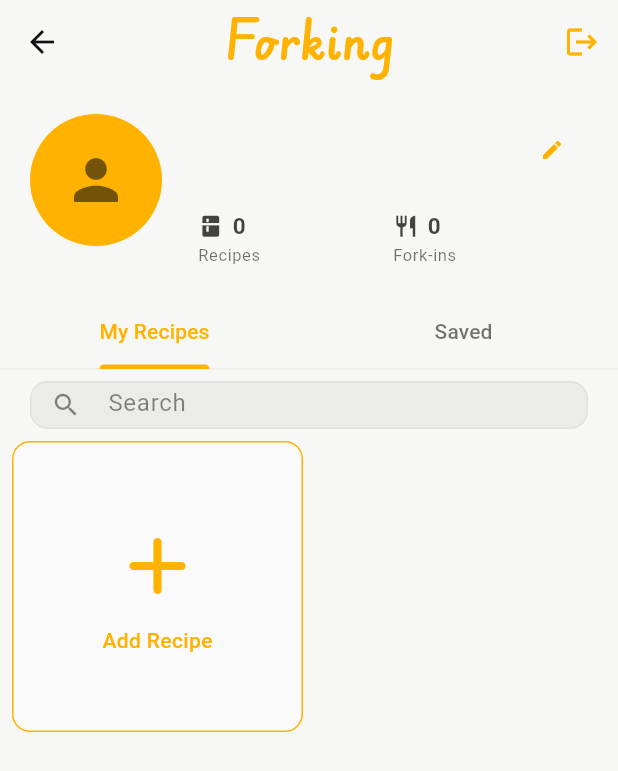
After one commit to badriannp/forking-food, a Flutter app: the ProfileScreen screen opened directly, on a phone screen of 412 x 824 dp. The commit adds this screen. Shown: the top 771 px of the screen. Run offline on Flutter 3.47's test engine with Material 3 defaults, Android fonts, the phone set to English and light mode, and no system bars; our stand-ins replace cached_network_image, cloud_firestore, firebase_auth, firebase_core, firebase_storage, flutter_card_swiper and 5 more; missing offline and left inert: flutter_facebook_auth; accounts and stored records are empty; project files that could hold a hidden picture were left out.

Commit message:
refactor: updates
Update image upload. Image load from database uses thumbs. Update file/widgets structure.

```diff
--- a/lib/screens/tabs/profile_screen.dart
+++ b/lib/screens/tabs/profile_screen.dart
@@ -10,6 +10,10 @@
 import 'package:forking/services/recipe_service.dart';
 import 'package:forking/screens/add_recipe_screen.dart';
 import 'package:forking/utils/haptic_feedback.dart';
+import 'package:forking/utils/image_utils.dart';
+import 'package:forking/widgets/profile_avatar.dart';
+import 'package:cached_network_image/cached_network_image.dart';
+import 'package:forking/widgets/recipes_tab.dart';
 
 class ProfileScreen extends StatefulWidget {
   const ProfileScreen({super.key});
@@ -203,7 +207,6 @@
     final picker = ImagePicker();
     final pickedFile = await picker.pickImage(
       source: ImageSource.gallery,
-      imageQuality: 100, // Keep original quality for cropping
     );
 
     if (pickedFile != null) {
@@ -547,32 +550,16 @@
             },
             body: TabBarView(
             controller: _tabController,
-              children: [
-              // Grid for "My Recipes" with pull-to-refresh
-              RefreshIndicator(
+            children: [
+              RecipeTabView(
                 onRefresh: _refreshRecipes,
-                child: Column(
-                  children: [
-                    // Search bar for My Recipes
-                    _buildSearchBar(),
-                    Expanded(
-                      child: _buildRecipesGrid(isSaved: false),
-                    ),
-                  ],
-                ),
+                searchBarBuilder: _buildSearchBar,
+                gridBuilder: () => _buildRecipesGrid(isSaved: false),
               ),
-              // Grid for "Saved" recipes with pull-to-refresh
-              RefreshIndicator(
+              RecipeTabView(
                 onRefresh: _refreshRecipes,
-                child: Column(
-                  children: [
-                    // Search bar for Saved Recipes
-                    _buildSearchBar(),
-                    Expanded(
-                      child: _buildRecipesGrid(isSaved: true),
-                    ),
-                  ],
-                ),
+                searchBarBuilder: _buildSearchBar,
+                gridBuilder: () => _buildRecipesGrid(isSaved: true),
               ),
             ],
           ),
@@ -597,19 +584,7 @@
               GestureDetector(
                 behavior: HitTestBehavior.translucent,
                 onTap: _showProfilePhotoOverlay,
-                child: CircleAvatar(
-                radius: 44,
-                backgroundImage: userPhotoURL != null
-                    ? NetworkImage(userPhotoURL)
-                    : null,
-                child: userPhotoURL == null
-                    ? Icon(
-                        Icons.person,
-                        size: 44,
-                          color: Theme.of(context).colorScheme.onSurface.withAlpha(150),
-                      )
-                    : null,
-              ),
+                child: ProfileAvatarImage(imageUrl: userPhotoURL, radius: 44),
               ),
               // Loading overlay
               if (_isUpdatingProfileImage)
@@ -882,9 +857,21 @@
             child: Stack(
               fit: StackFit.expand,
               children: [
-                Image.network(
-                  recipe.imageUrl,
+                CachedNetworkImage(
+                  fadeInDuration: Duration.zero,
+                  imageUrl: getResizedImageUrl(originalUrl: recipe.imageUrl, size: 600),
                   fit: BoxFit.cover,
+                  errorWidget: (context, url, error) {
+                    return CachedNetworkImage(
+                      fadeInDuration: Duration.zero,
+                      imageUrl: recipe.imageUrl,
+                      fit: BoxFit.cover,
+                      errorWidget: (context, url, error) => Container(
+                        color: Colors.grey.shade200,
+                        child: const Icon(Icons.image_not_supported),
+                      ),
+                    );
+                  },
                 ),
                 // Gradient peste imagine pentru text
                 Container(
@@ -930,7 +917,7 @@
                     ),
                   ),
                 ),
-                // Timp în dreapta sus
+                // Time in top right
                 Positioned(
                   top: 8,
                   right: 8,
--- a/lib/services/auth_service.dart
+++ b/lib/services/auth_service.dart
@@ -7,6 +7,7 @@
 import 'package:image/image.dart' as img;
 import '../models/user_data.dart';
 import 'user_service.dart';
+import 'package:path/path.dart' as path;
 
 class AuthService {
   final FirebaseAuth _auth = FirebaseAuth.instance;
@@ -235,7 +236,8 @@
 
       final storageRef = _storage.ref().child('profile_images/$userId.jpg');
 
-      final uploadTask = storageRef.putData(compressedImageData);
+      final metadata = SettableMetadata(contentType: _userService.getContentTypeFromPath(imageFile.path));
+      final uploadTask = storageRef.putData(compressedImageData, metadata);
       final snapshot = await uploadTask;
 
       final downloadURL = await snapshot.ref.getDownloadURL();
--- /dev/null
+++ b/lib/utils/image_utils.dart
@@ -0,0 +1,18 @@
+String getResizedImageUrl({
+  required String originalUrl,
+  required int size, // 100, 300, or 600
+  String? format = 'webp',
+}) {
+  final uri = Uri.parse(originalUrl);
+
+  final fileName = uri.pathSegments.last; // ex: main.jpg
+  final resizedName = fileName.replaceAllMapped(
+    RegExp(r'(.+)(\.\w+)$'),
+    (match) => '${match.group(1)}_${size}x$size.$format',
+  );
+
+  final newPathSegments = [...uri.pathSegments]..removeLast();
+  newPathSegments.add(resizedName);
+
+  return uri.replace(pathSegments: newPathSegments).toString();
+}
--- /dev/null
+++ b/lib/widgets/profile_avatar.dart
@@ -0,0 +1,74 @@
+import 'package:flutter/material.dart';
+import 'package:forking/utils/image_utils.dart';
+
+class ProfileAvatarImage extends StatefulWidget {
+  final String? imageUrl;
+  final double radius;
+
+  const ProfileAvatarImage({
+    super.key,
+    required this.imageUrl,
+    this.radius = 44,
+  });
+
+  @override
+  State<ProfileAvatarImage> createState() => _ProfileAvatarImageState();
+}
+
+class _ProfileAvatarImageState extends State<ProfileAvatarImage> {
+  late final List<String> fallbackUrls;
+  int currentIndex = 0;
+
+  @override
+  void initState() {
+    super.initState();
+
+    if (widget.imageUrl != null) {
+      fallbackUrls = [
+        getResizedImageUrl(originalUrl: widget.imageUrl!, size: 600),
+        widget.imageUrl!,
+      ];
+    } else {
+      fallbackUrls = [];
+    }
+  }
+
+  @override
+  Widget build(BuildContext context) {
+    if (fallbackUrls.isEmpty) {
+      return _defaultAvatar(context);
+    }
+
+    final url = fallbackUrls[currentIndex];
+
+    return CircleAvatar(
+      radius: widget.radius,
+      backgroundImage: NetworkImage(url),
+      onBackgroundImageError: (_, __) {
+        if (currentIndex < fallbackUrls.length - 1) {
+          WidgetsBinding.instance.addPostFrameCallback((_) {
+            if (mounted) setState(() => currentIndex++);
+          });
+        }
+      },
+      child: currentIndex >= fallbackUrls.length
+          ? _defaultIcon(context)
+          : null,
+    );
+  }
+
+  Widget _defaultAvatar(BuildContext context) {
+    return CircleAvatar(
+      radius: widget.radius,
+      child: _defaultIcon(context),
+    );
+  }
+
+  Widget _defaultIcon(BuildContext context) {
+    return Icon(
+      Icons.person,
+      size: widget.radius,
+      color: Theme.of(context).colorScheme.onSurface.withAlpha(150),
+    );
+  }
+}
--- /dev/null
+++ b/lib/widgets/recipes_tab.dart
@@ -0,0 +1,37 @@
+import 'package:flutter/material.dart';
+
+class RecipeTabView extends StatefulWidget {
+  final Future<void> Function() onRefresh;
+  final Widget Function() searchBarBuilder;
+  final Widget Function() gridBuilder;
+
+  const RecipeTabView({
+    super.key,
+    required this.onRefresh,
+    required this.searchBarBuilder,
+    required this.gridBuilder,
+  });
+
+  @override
+  State<RecipeTabView> createState() => _RecipeTabViewState();
+}
+
+class _RecipeTabViewState extends State<RecipeTabView>
+    with AutomaticKeepAliveClientMixin {
+  @override
+  bool get wantKeepAlive => true;
+
+  @override
+  Widget build(BuildContext context) {
+    super.build(context); // important!
+    return RefreshIndicator(
+      onRefresh: widget.onRefresh,
+      child: Column(
+        children: [
+          widget.searchBarBuilder(),
+          Expanded(child: widget.gridBuilder()),
+        ],
+      ),
+    );
+  }
+}
--- a/pubspec.yaml
+++ b/pubspec.yaml
@@ -50,6 +50,7 @@
   http: ^1.1.0
   font_awesome_flutter: ^10.8.0
   vibration: ^1.8.4
+  path: ^1.9.1
 
 dev_dependencies:
   flutter_test:
```
Also changed, not shown: lib/services/recipe_service.dart (+4 -3 lines), lib/services/user_service.dart (+16 -0 lines), lib/widgets/creator_avatar.dart (added, +79 -0 lines), lib/widgets/recipe_card.dart (+2 -33 lines), pubspec.lock.
